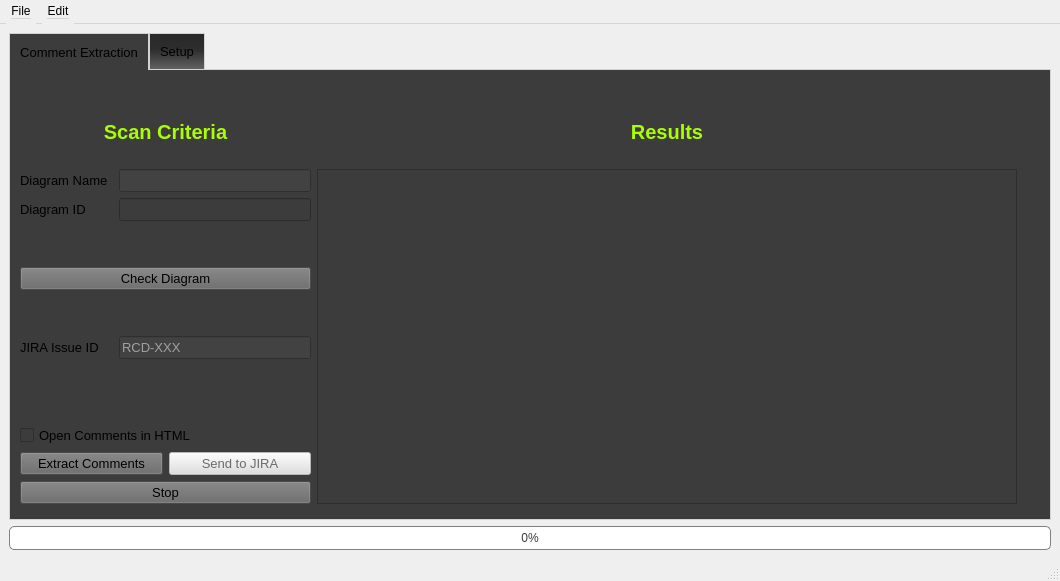
First picture: the form in sparx_auto_ui.ui, repository aniforatos/sparx_automation, before the edit.
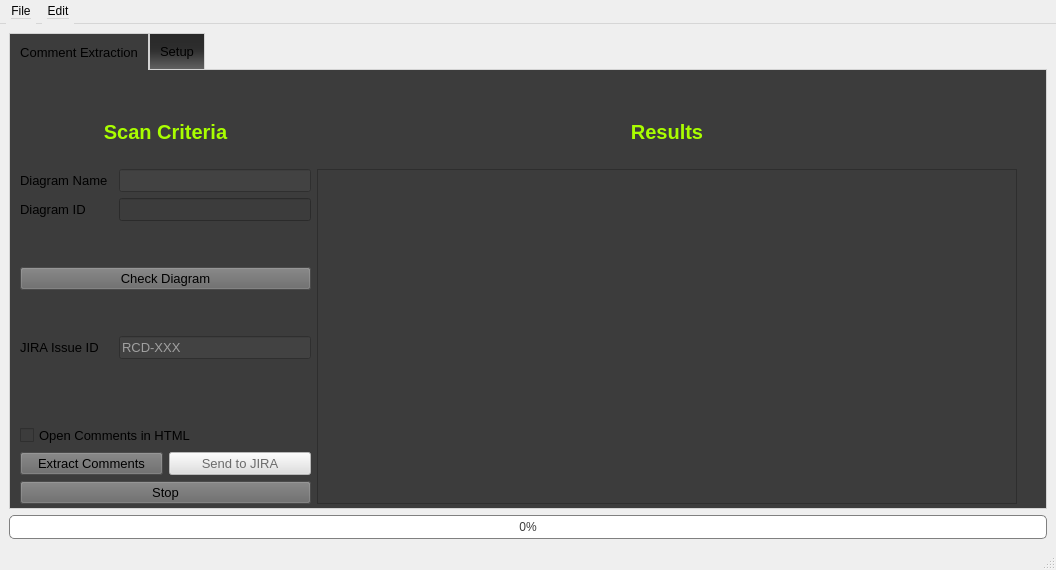
Second picture: the form after the edit. Icons and pictures are not drawn.

Patch:
```diff
--- a/sparx_auto_ui.ui
+++ b/sparx_auto_ui.ui
@@ -9,8 +9,8 @@
    <rect>
     <x>0</x>
     <y>0</y>
-    <width>1060</width>
-    <height>581</height>
+    <width>1056</width>
+    <height>570</height>
    </rect>
   </property>
   <property name="sizePolicy">
@@ -650,8 +650,8 @@
     <rect>
      <x>0</x>
      <y>0</y>
-     <width>1060</width>
-     <height>27</height>
+     <width>1056</width>
+     <height>31</height>
     </rect>
    </property>
    <property name="styleSheet">
```
Left out of the diff: 3 changed lines with no effect on the pictures.
